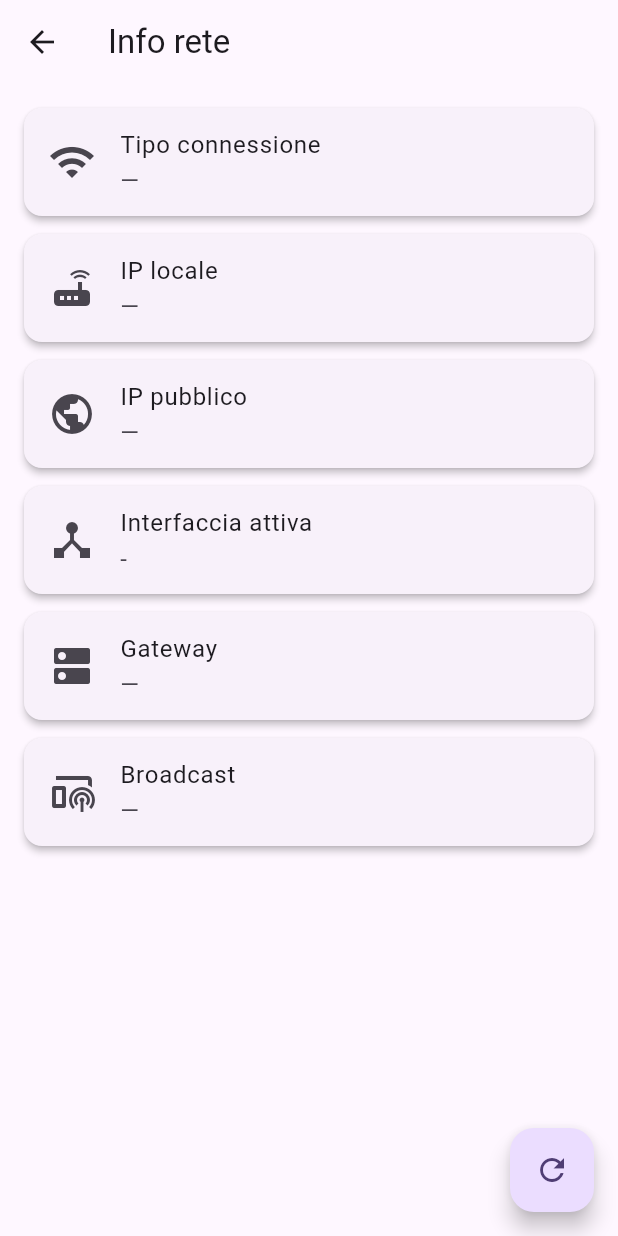
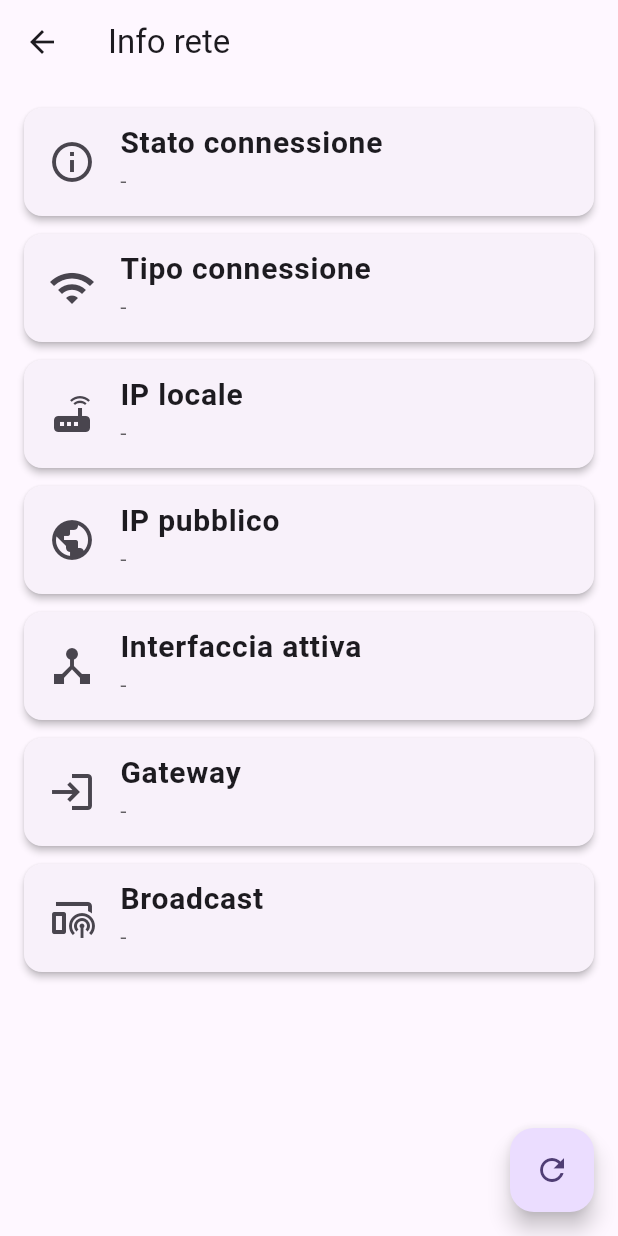
Before and after one commit to giusca14/progetto_GestioneReti, a Flutter app: the screen it shows after launch, after a tap on "Vai alla seconda schermata", on a phone screen of 412 x 824 dp. Run offline on Flutter 3.47's test engine with Material 3 defaults, Android fonts, the phone set to English and light mode, and no system bars; our stand-ins replace connectivity_plus, geolocator, permission_handler; missing offline and left inert: flutter_signal_strength, network_info_plus, sim_card_info.

Commit message:
GestioneRetiFinale

```diff
--- a/lib/info_network.dart
+++ b/lib/info_network.dart
@@ -11,13 +11,23 @@ class InfoNetworkPage extends StatefulWidget {
 class _InfoNetworkPageState extends State<InfoNetworkPage> {
   final NetworkService _service = NetworkService();
 
-  String connectionType = "—";
-  String localIP = "—";
-  String publicIP = "—";
-  String ssid = "—";
-  String bssid = "—";
-  String gateway = "—";
-  String broadcast = "—";
+  String connectionType = "-";
+  String connectionStatus = "-";
+  String localIP = "-";
+  String publicIP = "-";
+  String ssid = "-";
+  String bssid = "-";
+  String gateway = "-";
+  String broadcast = "-";
+  String subnetMask = "-";
+  String ipv6 = "-";
+  String carrierName = "-";
+  String mSignal = "-";
+  String wSignal = "-";
+  String mSignalDbm = "-";
+  String wSignalDbm= "-";
+  String mSignalQuality = "-";
+  String wSignalQuality = "-";
   String interfaceName = "-";
 
   @override
@@ -30,24 +40,55 @@ class _InfoNetworkPageState extends State<InfoNetworkPage> {
     await _service.debugInterfaces();
 
     final type = await _service.getConnectionType();
+    final isConnected = type != "Nessuna connessione";
+    final statusText = isConnected ? "Connesso" : "Nessuna connessione";
     final ipLocal = await _service.getLocalIP();
     final ipPublic = await _service.getPublicIP();
     final wifiSSID = await _service.getSSID();
     final wifiBSSID = await _service.getBSSID();
-    final wifiGateway = await _service.getSmartGateway();
-    final wifiBroadcast = await _service.getSmartBroadcast();
-    final ifaceName = await _service.getActiveInterfaceName();
+    final wifiGateway = await _service.getGateway();
+    final wifiBroadcast = await _service.getBroadcast();
+    final wifiSubnetMask = await _service.getSubnetMask();
+    final mobileIpv6 = await _service.getLocalIPv6();
+    final mobileCarrierName = await _service.getCarrierName();
+    final mobileSignal = await _service.getMobileSignal();
+    final wifiSignal = await _service.getWiFiSignal();
+    final mobileSignalDbm = await _service.getMobileSignalDbm();
+    final wifiSignalDbm = await _service.getWifiSignaDbm();
+    final mobileSignalQuality = await _service.signalQualityText(mobileSignal);
+    final wifiSignalQuality = await _service.signalQualityText(wifiSignal);
+    final iFaceName = await _service.getActiveInterfaceName();
 
+    String verifiedType = type ?? "-";
+
+    // ho ggiunto questo per riconoscere in modo più affidabile mobile, dato che checkConnectivity non è robusto
+    if(iFaceName != null &&(
+        iFaceName.contains("rmnet") ||
+        iFaceName.contains("ccmni") ||
+        iFaceName.contains("pdp")
+    )){
+      verifiedType = "Mobile";
+    }
 
     setState(() {
-      connectionType = type ?? "—";
-      localIP = ipLocal ?? "—";
-      publicIP = ipPublic ?? "—";
-      ssid = wifiSSID ?? "—";
-      bssid = wifiBSSID ?? "—";
-      gateway = wifiGateway ?? "—";
-      broadcast = wifiBroadcast ?? "—";
-      interfaceName = ifaceName ?? "—";
+      connectionType = verifiedType;
+      connectionStatus = statusText;
+      localIP = ipLocal ?? "-";
+      publicIP = ipPublic ?? "-";
+      ssid = wifiSSID ?? "-";
+      bssid = wifiBSSID ?? "-";
+      gateway = wifiGateway ?? "-";
+      broadcast = wifiBroadcast ?? "-";
+      subnetMask = wifiSubnetMask ?? "-";
+      ipv6 = mobileIpv6 ?? "-";
+      carrierName = mobileCarrierName ?? "-";
+      mSignal = mobileSignal?.toString() ?? "-";
+      wSignal = wifiSignal?.toString() ?? "-";
+      mSignalDbm = mobileSignalDbm.toString();
+      wSignalDbm = wifiSignalDbm.toString();
+      mSignalQuality = mobileSignalQuality;
+      wSignalQuality = wifiSignalQuality;
+      interfaceName = iFaceName ?? "-";
 
     });
   }
@@ -69,6 +110,11 @@ class _InfoNetworkPageState extends State<InfoNetworkPage> {
         children: [
           // Sempre visibili
           NetworkInfoTile(
+            icon: Icons.info_outline,
+            title: "Stato connessione",
+            value: connectionStatus,
+          ),
+          NetworkInfoTile(
             icon: Icons.wifi,
             title: "Tipo connessione",
             value: connectionType,
@@ -89,7 +135,7 @@ class _InfoNetworkPageState extends State<InfoNetworkPage> {
             value: interfaceName,
           ),
           NetworkInfoTile(
-            icon: Icons.dns,
+            icon: Icons.login,
             title: "Gateway",
             value: gateway,
           ),
@@ -100,7 +146,7 @@ class _InfoNetworkPageState extends State<InfoNetworkPage> {
           ),
 
           // Solo se Wi‑Fi
-          if (connectionType == "Wi‑Fi") ...[
+          if (connectionType == "Wi-Fi") ...[
             NetworkInfoTile(
               icon: Icons.wifi_tethering,
               title: "SSID",
@@ -111,7 +157,33 @@ class _InfoNetworkPageState extends State<InfoNetworkPage> {
               title: "BSSID",
               value: bssid,
             ),
-
+            NetworkInfoTile(
+              icon: Icons.account_tree,
+              title: "SubnetMask",
+              value: subnetMask,
+            ),
+            NetworkInfoTile(
+              icon: Icons.signal_cellular_alt,
+              title: "Intensità segnale",
+              value: "$wSignal/4 ---------> $wSignalDbm dbm ($wSignalQuality) ",
+            ),
+          ],
+          if(connectionType == "Mobile")...[
+            NetworkInfoTile(
+              icon: Icons.sim_card,
+              title: "Operator",
+              value: carrierName,
+            ),
+            NetworkInfoTile(
+              icon: Icons.language,
+              title: "IPv6 locale",
+              value: ipv6,
+            ),
+            NetworkInfoTile(
+              icon: Icons.signal_cellular_alt,
+              title: "Intensità di segnale",
+              value: "$mSignal/4 ---------> $mSignalDbm dbm ($mSignalQuality) ",
+            ),
           ],
         ],
       ),
@@ -138,8 +210,20 @@ class NetworkInfoTile extends StatelessWidget {
       margin: const EdgeInsets.only(bottom: 12),
       child: ListTile(
         leading: Icon(icon, size: 32),
-        title: Text(title),
-        subtitle: Text(value, style: const TextStyle(fontSize: 16)),
+        title: Text(
+          title,
+          style: const TextStyle(
+            fontWeight: FontWeight.bold,
+            fontSize: 20,
+          ),
+        ),
+        subtitle: Text(
+          value,
+          style: TextStyle(
+            fontSize: 15,
+            color: Colors.black.withValues(alpha: 0.6),
+          ),
+        ),
       ),
     );
   }
--- a/pubspec.yaml
+++ b/pubspec.yaml
@@ -38,6 +38,11 @@ dependencies:
   connectivity_plus: ^7.0.0
   #carrier_info: ^2.0.8
   #telephony_info_plus: ^0.0.2
+  permission_handler: ^12.0.1
+  geolocator: ^14.0.2
+  wifi_signal_strength_indicator: ^1.0.6
+  flutter_signal_strength: ^0.0.1
+  sim_card_info: ^1.0.2
 
 dev_dependencies:
   flutter_test:
```
Also changed, not shown: lib/network_service.dart (+189 -34 lines), pubspec.lock, 7 other files.
